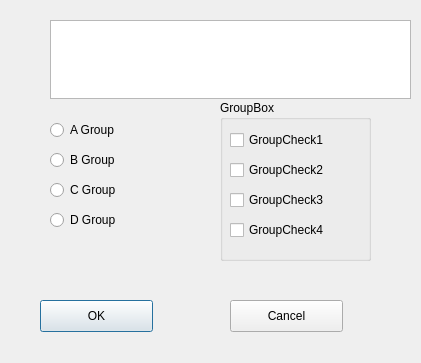
Old version of the form Python_UI/python_ui.ui in the repository kybw0123/python.
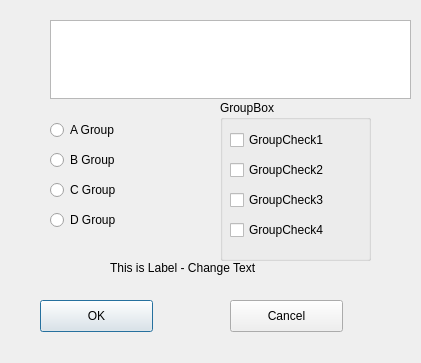
New version of the form.

Patch:
```diff
--- a/Python_UI/python_ui.ui
+++ b/Python_UI/python_ui.ui
@@ -166,6 +166,19 @@
     </property>
    </widget>
   </widget>
+  <widget class="QLabel" name="label">
+   <property name="geometry">
+    <rect>
+     <x>110</x>
+     <y>260</y>
+     <width>181</width>
+     <height>16</height>
+    </rect>
+   </property>
+   <property name="text">
+    <string>This is Label - Change Text</string>
+   </property>
+  </widget>
  </widget>
  <resources/>
  <connections/>
```
